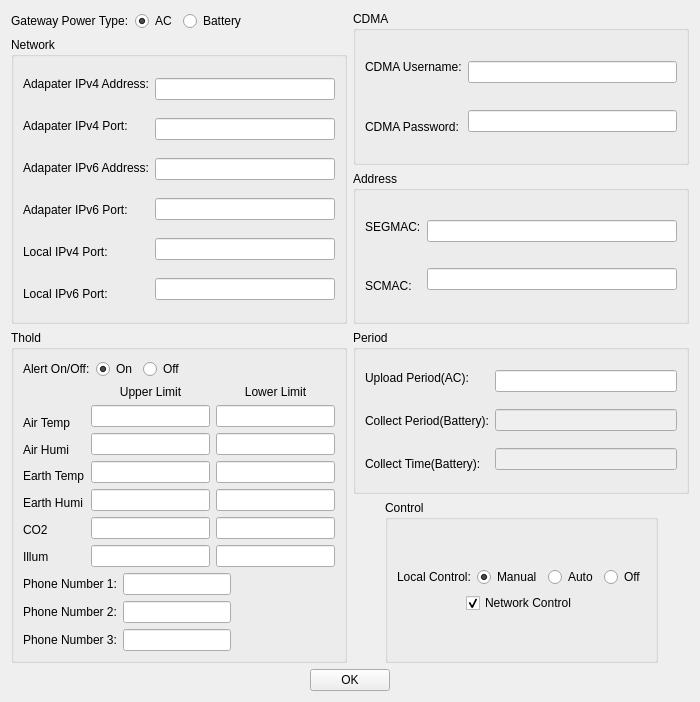
chenhuan0/configmanager, file configwindow.ui: the form before one commit.
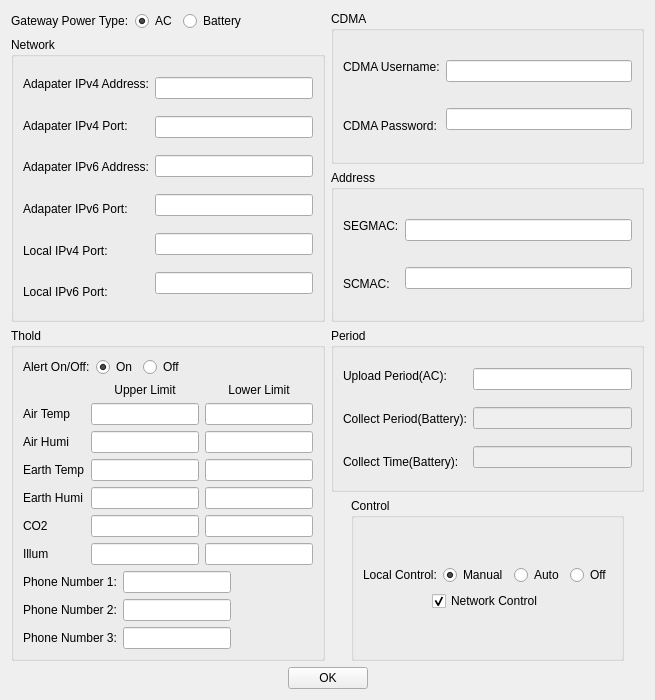
The form after the commit. Icons and pictures are not drawn.

Diff of the .ui file:
```diff
--- a/configwindow.ui
+++ b/configwindow.ui
@@ -6,8 +6,8 @@
    <rect>
     <x>0</x>
     <y>0</y>
-    <width>700</width>
-    <height>702</height>
+    <width>655</width>
+    <height>700</height>
    </rect>
   </property>
   <property name="windowTitle">
@@ -17,9 +17,9 @@
    <iconset>
     <normaloff>images/logo.png</normaloff>images/logo.png</iconset>
   </property>
-  <layout class="QVBoxLayout" name="verticalLayout_19">
+  <layout class="QVBoxLayout" name="verticalLayout">
    <item>
-    <layout class="QGridLayout" name="gridLayout">
+    <layout class="QGridLayout" name="gridLayout_2">
      <item row="0" column="0">
       <layout class="QVBoxLayout" name="verticalLayout_21">
        <item>
@@ -298,126 +298,114 @@
            </layout>
           </item>
           <item>
-           <layout class="QHBoxLayout" name="horizontalLayout_7">
-            <item>
-             <layout class="QVBoxLayout" name="verticalLayout_11">
-              <item>
+           <layout class="QGridLayout" name="gridLayout">
+            <item row="0" column="0">
                <widget class="QLabel" name="label_25">
                 <property name="text">
                  <string/>
                 </property>
                </widget>
               </item>
-              <item>
+            <item row="0" column="1">
+             <widget class="QLabel" name="label_18">
+              <property name="text">
+               <string>Upper Limit</string>
+              </property>
+              <property name="alignment">
+               <set>Qt::AlignCenter</set>
+              </property>
+             </widget>
+            </item>
+            <item row="0" column="2">
+             <widget class="QLabel" name="label_19">
+              <property name="text">
+               <string>Lower Limit</string>
+              </property>
+              <property name="alignment">
+               <set>Qt::AlignCenter</set>
+              </property>
+             </widget>
+            </item>
+            <item row="1" column="0">
                <widget class="QLabel" name="label_20">
                 <property name="text">
                  <string>Air Temp</string>
                 </property>
                </widget>
               </item>
-              <item>
+            <item row="1" column="1">
+             <widget class="QLineEdit" name="airTempUpper"/>
+            </item>
+            <item row="1" column="2">
+             <widget class="QLineEdit" name="airTempLower"/>
+            </item>
+            <item row="2" column="0">
                <widget class="QLabel" name="label_21">
                 <property name="text">
                  <string>Air Humi</string>
                 </property>
                </widget>
               </item>
-              <item>
+            <item row="2" column="1">
+             <widget class="QLineEdit" name="airHumiUpper"/>
+            </item>
+            <item row="2" column="2">
+             <widget class="QLineEdit" name="airHumiLower"/>
+            </item>
+            <item row="3" column="0">
                <widget class="QLabel" name="label_27">
                 <property name="text">
                  <string>Earth Temp</string>
                 </property>
                </widget>
               </item>
-              <item>
+            <item row="3" column="1">
+             <widget class="QLineEdit" name="earthTempUpper"/>
+            </item>
+            <item row="3" column="2">
+             <widget class="QLineEdit" name="earthTempLower"/>
+            </item>
+            <item row="4" column="0">
                <widget class="QLabel" name="label_22">
                 <property name="text">
                  <string>Earth Humi</string>
                 </property>
                </widget>
               </item>
-              <item>
+            <item row="4" column="1">
+             <widget class="QLineEdit" name="earthHumiUpper"/>
+            </item>
+            <item row="4" column="2">
+             <widget class="QLineEdit" name="earthHumiLower"/>
+            </item>
+            <item row="5" column="0">
                <widget class="QLabel" name="label_24">
                 <property name="text">
                  <string>CO2</string>
                 </property>
                </widget>
               </item>
-              <item>
+            <item row="5" column="1">
+             <widget class="QLineEdit" name="co2Upper"/>
+            </item>
+            <item row="5" column="2">
+             <widget class="QLineEdit" name="co2Lower"/>
+            </item>
+            <item row="6" column="0">
                <widget class="QLabel" name="label_23">
                 <property name="text">
                  <string>Illum</string>
                 </property>
                </widget>
               </item>
-             </layout>
-            </item>
-            <item>
-             <layout class="QVBoxLayout" name="verticalLayout_2">
-              <item>
-               <widget class="QLabel" name="label_18">
-                <property name="text">
-                 <string>Upper Limit</string>
-                </property>
-                <property name="alignment">
-                 <set>Qt::AlignCenter</set>
-                </property>
-               </widget>
-              </item>
-              <item>
-               <widget class="QLineEdit" name="airTempUpper"/>
-              </item>
-              <item>
-               <widget class="QLineEdit" name="airHumiUpper"/>
-              </item>
-              <item>
-               <widget class="QLineEdit" name="earthTempUpper"/>
-              </item>
-              <item>
-               <widget class="QLineEdit" name="earthHumiUpper"/>
-              </item>
-              <item>
-               <widget class="QLineEdit" name="co2Upper"/>
-              </item>
-              <item>
+            <item row="6" column="1">
                <widget class="QLineEdit" name="illumUpper"/>
               </item>
-             </layout>
-            </item>
-            <item>
-             <layout class="QVBoxLayout" name="verticalLayout">
-              <item>
-               <widget class="QLabel" name="label_19">
-                <property name="text">
-                 <string>Lower Limit</string>
-                </property>
-                <property name="alignment">
-                 <set>Qt::AlignCenter</set>
-                </property>
-               </widget>
-              </item>
-              <item>
-               <widget class="QLineEdit" name="airTempLower"/>
-              </item>
-              <item>
-               <widget class="QLineEdit" name="airHumiLower"/>
-              </item>
-              <item>
-               <widget class="QLineEdit" name="earthTempLower"/>
-              </item>
-              <item>
-               <widget class="QLineEdit" name="earthHumiLower"/>
-              </item>
-              <item>
-               <widget class="QLineEdit" name="co2Lower"/>
-              </item>
-              <item>
+            <item row="6" column="2">
                <widget class="QLineEdit" name="illumLower"/>
               </item>
              </layout>
             </item>
-           </layout>
-          </item>
           <item>
            <layout class="QHBoxLayout" name="horizontalLayout_16">
             <item>
```
Left out of the diff: 2 changed lines with no effect on the pictures. Lines whose indentation alone changed are shown as unchanged.
